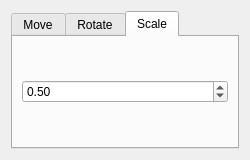
Above: src/3D_Viewer/interactions.ui from casscurs/s21_3DViewer_v2 before the change. Below: the same form after it.
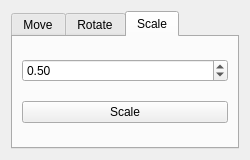
That is the form after the change.

What changed in the file:
```diff
--- a/src/3D_Viewer/interactions.ui
+++ b/src/3D_Viewer/interactions.ui
@@ -199,6 +199,13 @@
          </property>
         </widget>
        </item>
+       <item>
+        <widget class="QPushButton" name="pushButton_scale">
+         <property name="text">
+          <string>Scale</string>
+         </property>
+        </widget>
+       </item>
       </layout>
      </widget>
     </widget>
```
